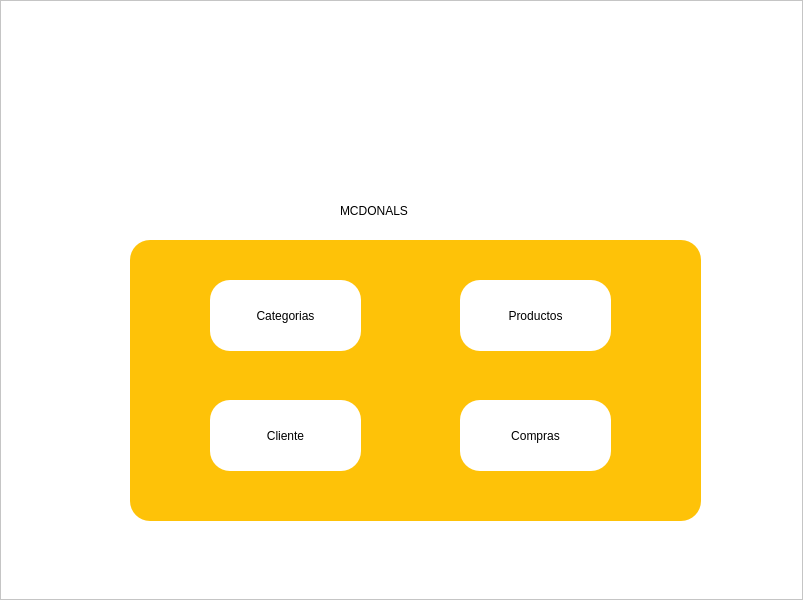
Old version of the form views/main_window.ui in the repository Jossue35/Final-P-B.
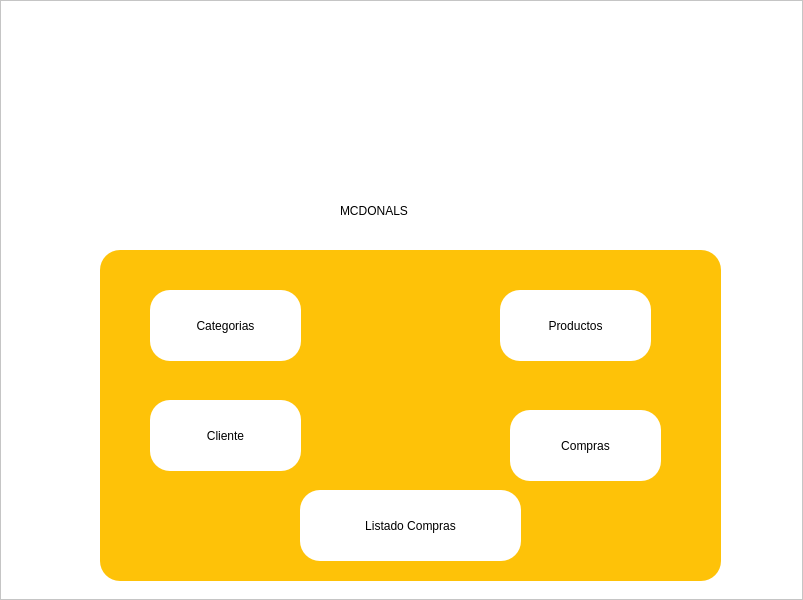
New version of the form. Icons and pictures are not drawn.

Commit message:
implementation listado compras
implementation of ui, model and controller forn the llistado compras

What changed in the file:
```diff
--- a/views/main_window.ui
+++ b/views/main_window.ui
@@ -76,10 +76,10 @@
       <widget class="QFrame" name="frame_2">
        <property name="geometry">
         <rect>
-         <x>130</x>
-         <y>240</y>
-         <width>571</width>
-         <height>281</height>
+         <x>100</x>
+         <y>250</y>
+         <width>621</width>
+         <height>331</height>
         </rect>
        </property>
        <property name="styleSheet">
@@ -119,7 +119,7 @@
        <widget class="QPushButton" name="pushButton">
         <property name="geometry">
          <rect>
-          <x>80</x>
+          <x>50</x>
           <y>40</y>
           <width>151</width>
           <height>71</height>
@@ -132,8 +132,8 @@
        <widget class="QPushButton" name="pushButton_2">
         <property name="geometry">
          <rect>
-          <x>80</x>
-          <y>160</y>
+          <x>50</x>
+          <y>150</y>
           <width>151</width>
           <height>71</height>
          </rect>
@@ -145,7 +145,7 @@
        <widget class="QPushButton" name="pushButton_3">
         <property name="geometry">
          <rect>
-          <x>330</x>
+          <x>400</x>
           <y>40</y>
           <width>151</width>
           <height>71</height>
@@ -158,7 +158,7 @@
        <widget class="QPushButton" name="pushButton_4">
         <property name="geometry">
          <rect>
-          <x>330</x>
+          <x>410</x>
           <y>160</y>
           <width>151</width>
           <height>71</height>
@@ -168,6 +168,19 @@
          <string>Compras</string>
         </property>
        </widget>
+       <widget class="QPushButton" name="pushButton_5">
+        <property name="geometry">
+         <rect>
+          <x>200</x>
+          <y>240</y>
+          <width>221</width>
+          <height>71</height>
+         </rect>
+        </property>
+        <property name="text">
+         <string>Listado Compras</string>
+        </property>
+       </widget>
       </widget>
       <widget class="QLabel" name="label_2">
        <property name="geometry">
```
The commit also changes 5 other files.
